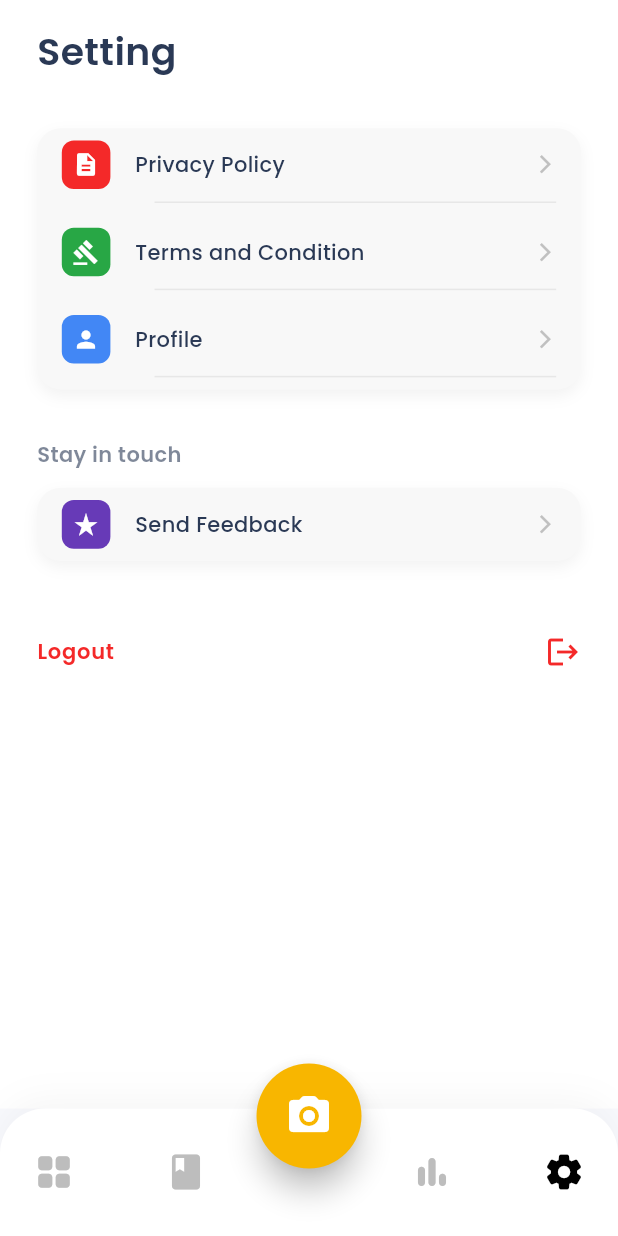
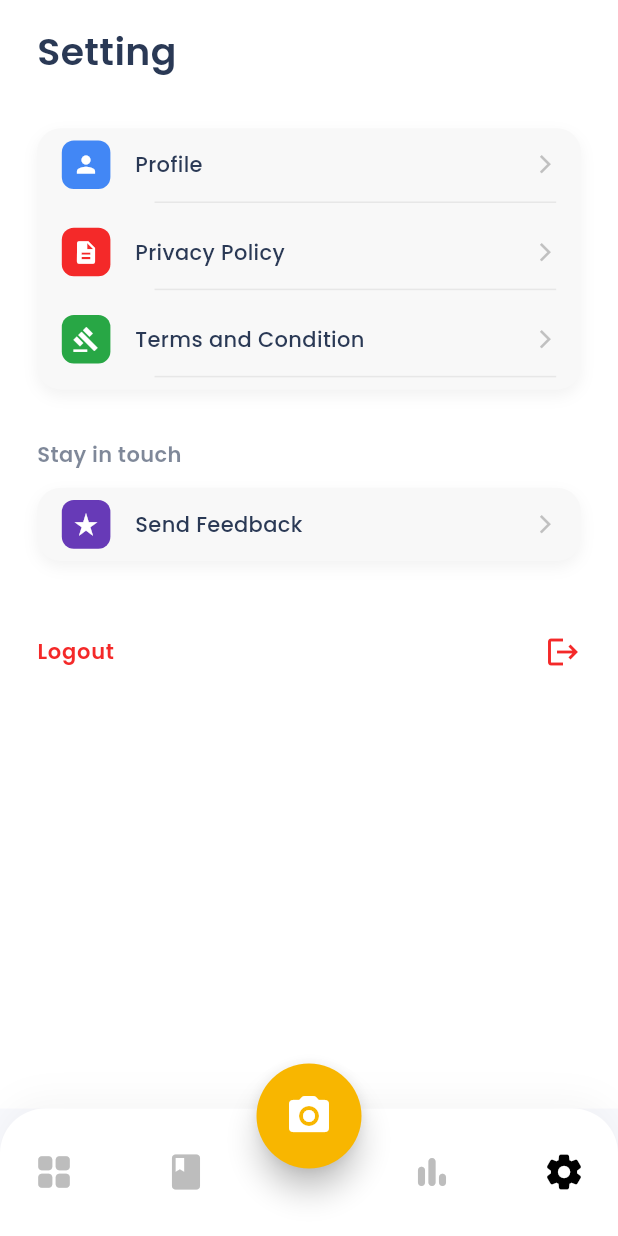
Before and after one commit to NelsonRichieRichardo/gestura, a Flutter app: the screen it shows once a user with an empty profile is signed in, item 4 of the bottom bar chosen, on a phone screen of 412 x 824 dp. Run offline on Flutter 3.47's test engine with Material 3 defaults, Android fonts, the light colour scheme and no system bars; our stand-ins replace camera, cloud_firestore, country_picker, firebase_auth, firebase_core, google_fonts and 2 more; missing offline and left inert: flutter_facebook_auth, hand_landmarker, tflite_flutter; accounts and stored records are empty.

Commit message:
ganti icon

```diff
--- a/lib/pages/camera.dart
+++ b/lib/pages/camera.dart
@@ -1,4 +1,3 @@
-// camera.dart (FIXED VERSION)
 import 'dart:async';
 import 'dart:math' as math;
 import 'package:flutter/material.dart';
@@ -7,8 +6,6 @@ import 'package:camera/camera.dart';
 import 'package:tflite_flutter/tflite_flutter.dart';
 import 'package:hand_landmarker/hand_landmarker.dart';
 import 'dart:typed_data';
-
-// --- IMPORT SESUAIKAN DENGAN PROJECT ANDA ---
 import 'package:gestura/core/themes/app_theme.dart';
 import '../main.dart';
 // ---------------------------------------------
@@ -250,8 +247,7 @@ class _CameraPageState extends State<CameraPage> {
       }
     }
 
-    // ✅ PERBAIKAN: Turunkan threshold dari 0.70 ke 0.50
-    const THRESHOLD = 0.50;
+    const THRESHOLD = 0.75;
 
     if (mounted) {
       setState(() {
--- a/lib/pages/settings.dart
+++ b/lib/pages/settings.dart
@@ -41,17 +41,44 @@ class SettingsPage extends StatelessWidget {
                 items: [
                   _buildSettingItem(
                     context,
+                    title: "Profile",
+                    icon: Icons.person,
+                    iconColor: infoColor,
+                    onTap: () async {
+                      // Tampilkan Loading
+                      LoadingOverlay.show(context);
+                      await Future.delayed(
+                        const Duration(milliseconds: 700),
+                      ); // Delay simulasi
+
+                      await Navigator.push(
+                        context,
+                        MaterialPageRoute(
+                          builder: (context) => const ProfilePage(),
+                        ),
+                      );
+
+                      // Sembunyikan Loading setelah navigasi selesai
+                      LoadingOverlay.hide(context);
+                    },
+                  ),
+                  _buildSettingItem(
+                    context,
                     title: "Privacy Policy",
                     icon: Icons.description,
                     iconColor: dangerColor,
                     onTap: () async {
                       // Tampilkan Loading
                       LoadingOverlay.show(context);
-                    await Future.delayed(const Duration(milliseconds: 700)); // Delay simulasi
+                      await Future.delayed(
+                        const Duration(milliseconds: 700),
+                      ); // Delay simulasi
 
                       await Navigator.push(
                         context,
-                      MaterialPageRoute(builder: (context) => const PrivacyPolicyPage()),
+                        MaterialPageRoute(
+                          builder: (context) => const PrivacyPolicyPage(),
+                        ),
                       );
 
                       // Sembunyikan Loading setelah navigasi selesai
@@ -66,30 +93,15 @@ class SettingsPage extends StatelessWidget {
                     onTap: () async {
                       // Tampilkan Loading
                       LoadingOverlay.show(context);
-                    await Future.delayed(const Duration(milliseconds: 700)); // Delay simulasi
+                      await Future.delayed(
+                        const Duration(milliseconds: 700),
+                      ); // Delay simulasi
 
                       await Navigator.push(
                         context,
-                      MaterialPageRoute(builder: (context) => const TermsAndConditionsPage()),
-                    );
-
-                    // Sembunyikan Loading setelah navigasi selesai
-                    LoadingOverlay.hide(context);
-                  },
+                        MaterialPageRoute(
+                          builder: (context) => const TermsAndConditionsPage(),
                         ),
-                  _buildSettingItem(
-                    context,
-                    title: "Profile",
-                    icon: Icons.person,
-                    iconColor: infoColor,
-                    onTap: () async {
-                    // Tampilkan Loading
-                    LoadingOverlay.show(context);
-                    await Future.delayed(const Duration(milliseconds: 700)); // Delay simulasi
-
-                    await Navigator.push(
-                      context,
-                      MaterialPageRoute(builder: (context) => const ProfilePage()),
                       );
 
                       // Sembunyikan Loading setelah navigasi selesai
@@ -104,7 +116,10 @@ class SettingsPage extends StatelessWidget {
               // Group 2: Stay in touch
               Text(
                 "Stay in touch",
-                style: bodyText.copyWith(color: accentColor.withOpacity(0.6), fontWeight: bold),
+                style: bodyText.copyWith(
+                  color: accentColor.withOpacity(0.6),
+                  fontWeight: bold,
+                ),
               ),
               SizedBox(height: responsiveHeight(context, 0.015)),
               _buildSettingGroup(
@@ -125,19 +140,27 @@ class SettingsPage extends StatelessWidget {
               // Logout Button (dapat diletakkan di sini atau di Profile)
               ListTile(
                 contentPadding: EdgeInsets.zero,
-                title: Text("Logout", style: bodyText.copyWith(color: dangerColor, fontWeight: bold)),
+                title: Text(
+                  "Logout",
+                  style: bodyText.copyWith(
+                    color: dangerColor,
+                    fontWeight: bold,
+                  ),
+                ),
                 trailing: Icon(Icons.logout, color: dangerColor),
                 onTap: () {
                   ScaffoldMessenger.of(context).hideCurrentSnackBar();
                   Navigator.pushAndRemoveUntil(
                     context,
                     MaterialPageRoute(builder: (context) => const LoginPage()),
-                    (route) => false
+                    (route) => false,
                   );
                 },
               ),
 
-              SizedBox(height: responsiveHeight(context, 0.15)), // Ruang untuk FAB
+              SizedBox(
+                height: responsiveHeight(context, 0.15),
+              ), // Ruang untuk FAB
             ],
           ),
         ),
@@ -145,7 +168,10 @@ class SettingsPage extends StatelessWidget {
     );
   }
 
-  Widget _buildSettingGroup(BuildContext context, {required List<Widget> items}) {
+  Widget _buildSettingGroup(
+    BuildContext context, {
+    required List<Widget> items,
+  }) {
     return Container(
       decoration: BoxDecoration(
         color: secondaryBackground,
@@ -158,13 +184,17 @@ class SettingsPage extends StatelessWidget {
           ),
         ],
       ),
-      child: Column(
-        children: items.map((item) => item).toList(),
-      ),
+      child: Column(children: items.map((item) => item).toList()),
     );
   }
 
-  Widget _buildSettingItem(BuildContext context, {required String title, required IconData icon, required Color iconColor, required VoidCallback onTap}) {
+  Widget _buildSettingItem(
+    BuildContext context, {
+    required String title,
+    required IconData icon,
+    required Color iconColor,
+    required VoidCallback onTap,
+  }) {
     // Tambahkan Divider kecuali untuk item terakhir
     final isLast = title == "Send Feedback";
 
@@ -186,7 +216,11 @@ class SettingsPage extends StatelessWidget {
                     color: iconColor,
                     borderRadius: BorderRadius.circular(8),
                   ),
-                  child: Icon(icon, color: backgroundColor, size: responsiveFont(context, 20)),
+                  child: Icon(
+                    icon,
+                    color: backgroundColor,
+                    size: responsiveFont(context, 20),
+                  ),
                 ),
                 SizedBox(width: responsiveWidth(context, 0.04)),
                 // Title
@@ -197,12 +231,19 @@ class SettingsPage extends StatelessWidget {
                   ),
                 ),
                 // Arrow
-                Icon(Icons.arrow_forward_ios, color: greyColor, size: responsiveFont(context, 16)),
+                Icon(
+                  Icons.arrow_forward_ios,
+                  color: greyColor,
+                  size: responsiveFont(context, 16),
+                ),
               ],
             ),
             if (!isLast)
               Padding(
-                padding: EdgeInsets.only(left: responsiveWidth(context, 0.15), top: responsiveHeight(context, 0.01)),
+                padding: EdgeInsets.only(
+                  left: responsiveWidth(context, 0.15),
+                  top: responsiveHeight(context, 0.01),
+                ),
                 child: Divider(color: greyColor.withOpacity(0.3), height: 1),
               ),
           ],
--- a/pubspec.yaml
+++ b/pubspec.yaml
@@ -29,6 +29,7 @@ dev_dependencies:
   flutter_test:
     sdk: flutter
   flutter_lints: ^5.0.0
+  flutter_launcher_icons: ^0.14.4
 
 flutter:
   uses-material-design: true
@@ -37,3 +38,8 @@ flutter:
     - assets/icons/
     - assets/models/
     - assets/bisindo/
+
+flutter_launcher_icons:
+  android: "true"
+  image_path: "assets/icons/logo.png"
+  min_sdk_android: 21 # android min sdk min:16, default 21
```
Also changed, not shown: assets/icons/logo.png (added), pubspec.lock, 6 other files. Lines whose indentation alone changed are shown as unchanged.
